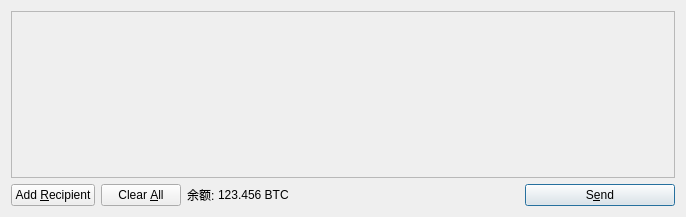
Before: the Qt Designer form src/qt/forms/sendcoinsdialog.ui in Applecoin/Applecoin-Chinese-Client-Source, drawn with Qt 5.
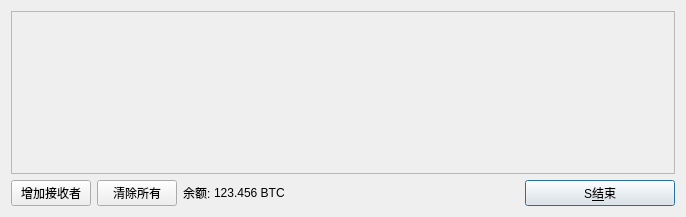
After: the same form once the commit is applied. Icons and pictures are not drawn.

```diff
--- a/src/qt/forms/sendcoinsdialog.ui
+++ b/src/qt/forms/sendcoinsdialog.ui
@@ -64,7 +64,7 @@
         <string>Send to multiple recipients at once</string>
        </property>
        <property name="text">
-        <string>Add &amp;Recipient</string>
+        <string>增加接收者</string>
        </property>
        <property name="icon">
         <iconset resource="../bitcoin.qrc">
@@ -87,7 +87,7 @@
         <string>Remove all transaction fields</string>
        </property>
        <property name="text">
-        <string>Clear &amp;All</string>
+        <string>清除所有</string>
        </property>
        <property name="icon">
         <iconset resource="../bitcoin.qrc">
@@ -153,7 +153,7 @@
         <string>Confirm the send action</string>
        </property>
        <property name="text">
-        <string>S&amp;end</string>
+        <string>S&amp;结束</string>
        </property>
        <property name="icon">
         <iconset resource="../bitcoin.qrc">
```
Left out of the diff: 8 changed lines with no effect on the pictures.
